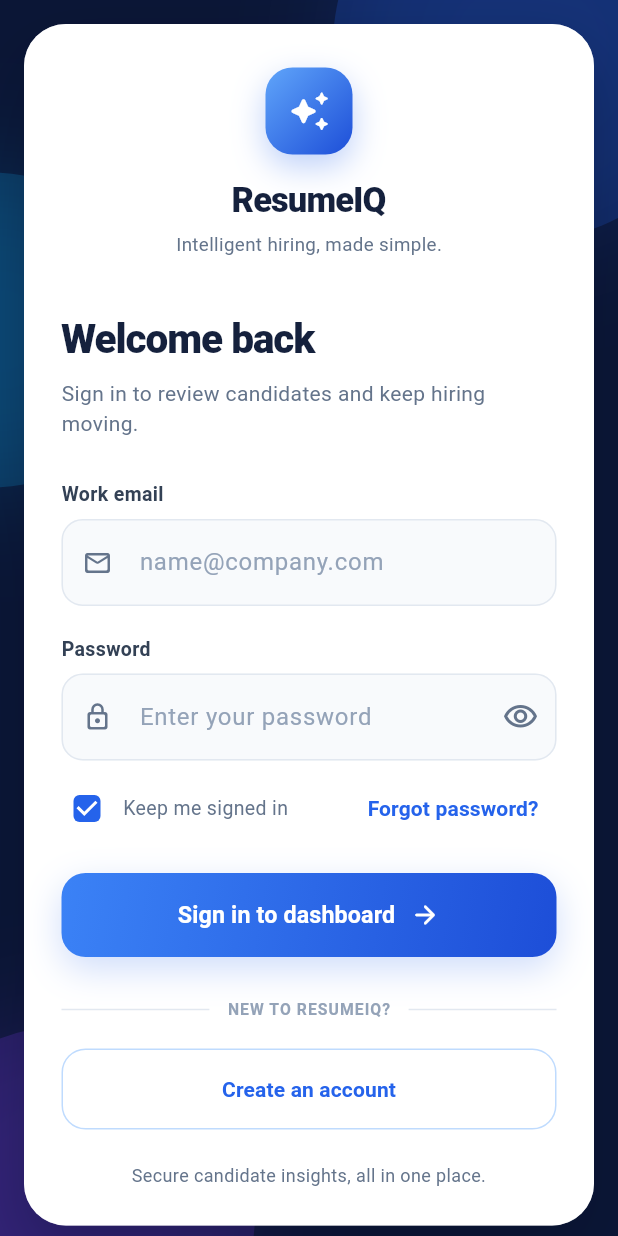
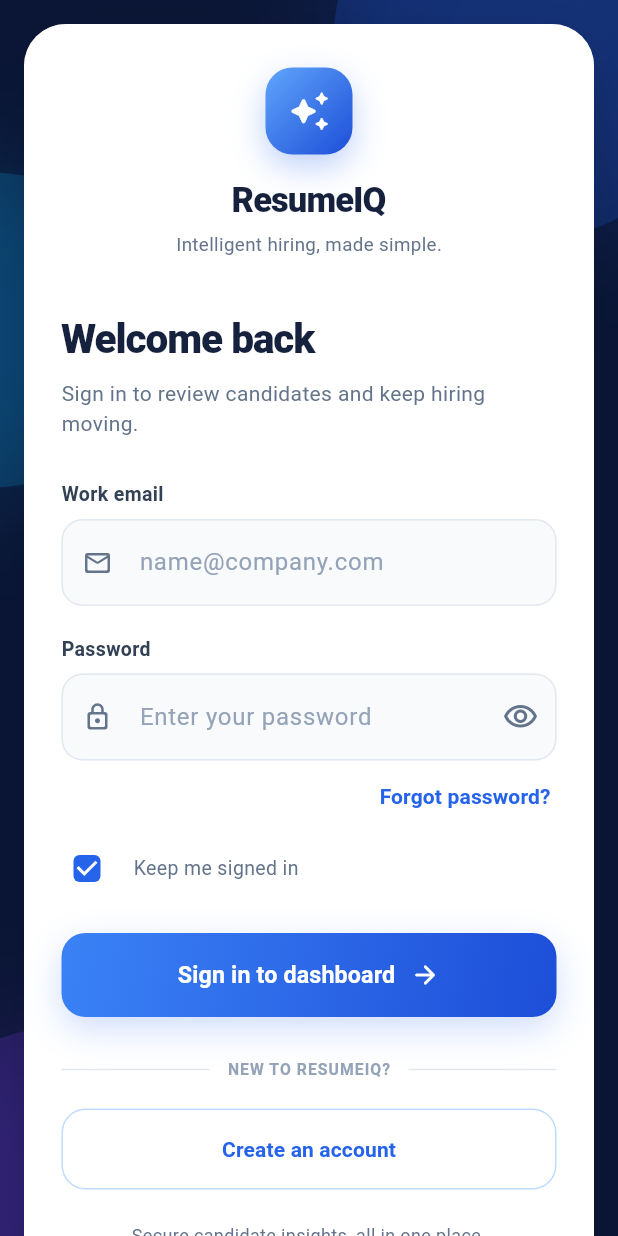
Before and after one commit to ChaudryManan/Ai-resume-app, a Flutter app: the screen it shows after launch, on a phone screen of 412 x 824 dp. Run offline on Flutter 3.47's test engine with Material 3 defaults, Android fonts, the phone set to English and light mode, and no system bars; our stand-ins replace cloud_firestore, file_picker, firebase_auth, firebase_core, supabase_flutter; accounts and stored records are empty.

Commit message:
adding forgot password

```diff
--- a/lib/features/auth/screens/login_screen.dart
+++ b/lib/features/auth/screens/login_screen.dart
@@ -4,6 +4,7 @@ import '../../../core/theme/app_theme.dart';
 import '../widgets/auth_page_shell.dart';
 import '../widgets/auth_primary_button.dart';
 import '../widgets/auth_text_field.dart';
+import 'forgot_password_screen.dart';
 import 'signup_screen.dart';
 import 'package:firebase_auth/firebase_auth.dart';
 import '../../../core/services/auth_service.dart';
@@ -21,7 +22,6 @@ class _LoginScreenState extends State<LoginScreen> {
 
   bool _hidePassword = true;
   bool _rememberMe = true;
-  bool _loading = false;
 
   @override
   void dispose() {
@@ -32,14 +32,9 @@ class _LoginScreenState extends State<LoginScreen> {
 
 
 Future<void> _login() async {
-  if (_loading) return;
-
   if (!_formKey.currentState!.validate()) {
     return;
   }
-
-  FocusScope.of(context).unfocus();
-  setState(() => _loading = true);
 
   try {
     await AuthService().login(
@@ -87,31 +82,25 @@ Future<void> _login() async {
     ScaffoldMessenger.of(context).showSnackBar(
       SnackBar(content: Text('An error occurred: $e')),
     );
-  } finally {
-    // On success AuthWrapper replaces this screen, so check mounted.
-    if (mounted) setState(() => _loading = false);
   }
 }
 
   @override
   Widget build(BuildContext context) {
-    final narrow = MediaQuery.sizeOf(context).width < 380;
-
     return AuthPageShell(
       child: AuthCard(
-        child: AutofillGroup(
         child: Form(
           key: _formKey,
           child: Column(
             crossAxisAlignment: CrossAxisAlignment.stretch,
             children: [
               const AuthBrand(),
-              SizedBox(height: narrow ? 26 : 34),
-              Text(
+              const SizedBox(height: 34),
+              const Text(
                 'Welcome back',
                 style: TextStyle(
                   color: AppTheme.ink,
-                  fontSize: narrow ? 24 : 27,
+                  fontSize: 27,
                   fontWeight: FontWeight.w800,
                   letterSpacing: -0.7,
                 ),
@@ -125,16 +114,13 @@ Future<void> _login() async {
                   height: 1.45,
                 ),
               ),
-              SizedBox(height: narrow ? 22 : 28),
+              const SizedBox(height: 28),
               AuthTextField(
                 controller: _emailController,
                 label: 'Work email',
                 hint: 'name@company.com',
                 prefixIcon: Icons.mail_outline_rounded,
                 keyboardType: TextInputType.emailAddress,
-                textInputAction: TextInputAction.next,
-                autofillHints: const [AutofillHints.email],
-                autocorrect: false,
                 validator: (value) {
                   if (value == null || value.trim().isEmpty) {
                     return 'Please enter your email';
@@ -154,10 +140,6 @@ Future<void> _login() async {
                 hint: 'Enter your password',
                 prefixIcon: Icons.lock_outline_rounded,
                 obscureText: _hidePassword,
-                textInputAction: TextInputAction.done,
-                autofillHints: const [AutofillHints.password],
-                autocorrect: false,
-                onFieldSubmitted: (_) => _login(),
                 suffixIcon: IconButton(
                   tooltip: _hidePassword ? 'Show password' : 'Hide password',
                   onPressed: () =>
@@ -176,11 +158,33 @@ Future<void> _login() async {
                   return null;
                 },
               ),
-              const SizedBox(height: 8),
-              LayoutBuilder(
-                builder: (context, constraints) {
-                  final remember = Row(
-                    mainAxisSize: MainAxisSize.min,
+              Align(
+                alignment: Alignment.centerRight,
+                child: TextButton(
+                  onPressed: () {
+                    Navigator.push(
+                      context,
+                      MaterialPageRoute(
+                        builder: (_) => ForgotPasswordScreen(
+                          initialEmail: _emailController.text.trim(),
+                        ),
+                      ),
+                    );
+                  },
+                  style: TextButton.styleFrom(
+                    foregroundColor: AppTheme.primary,
+                    padding: const EdgeInsets.symmetric(
+                      horizontal: 4,
+                      vertical: 8,
+                    ),
+                  ),
+                  child: const Text(
+                    'Forgot password?',
+                    style: TextStyle(fontWeight: FontWeight.w700),
+                  ),
+                ),
+              ),
+              Row(
                 children: [
                   Transform.translate(
                     offset: const Offset(-7, 0),
@@ -194,61 +198,18 @@ Future<void> _login() async {
                           setState(() => _rememberMe = value ?? false),
                     ),
                   ),
-                      Transform.translate(
-                        offset: const Offset(-7, 0),
-                        child: const Text(
+                  const Expanded(
+                    child: Text(
                       'Keep me signed in',
-                          style: TextStyle(
-                            fontSize: 13,
-                            color: AppTheme.textMuted,
-                          ),
+                      style: TextStyle(fontSize: 13, color: AppTheme.textMuted),
                     ),
                   ),
                 ],
-                  );
-
-                  final forgot = TextButton(
-                    onPressed: () {
-                      ScaffoldMessenger.of(context).showSnackBar(
-                        const SnackBar(
-                          content: Text(
-                            'Password recovery will be added next.',
-                          ),
-                        ),
-                      );
-                    },
-                    style: TextButton.styleFrom(
-                      foregroundColor: AppTheme.primary,
-                      minimumSize: const Size(48, 44),
-                    ),
-                    child: const Text(
-                      'Forgot password?',
-                      style: TextStyle(fontWeight: FontWeight.w700),
-                    ),
-                  );
-
-                  // Not enough room for both on one line (small phones).
-                  if (constraints.maxWidth < 300) {
-                    return Column(
-                      crossAxisAlignment: CrossAxisAlignment.start,
-                      children: [
-                        remember,
-                        Align(alignment: Alignment.centerRight, child: forgot),
-                      ],
-                    );
-                  }
-
-                  return Row(
-                    mainAxisAlignment: MainAxisAlignment.spaceBetween,
-                    children: [remember, forgot],
-                  );
-                },
               ),
               const SizedBox(height: 19),
               AuthPrimaryButton(
                 label: 'Sign in to dashboard',
                 icon: Icons.arrow_forward_rounded,
-                isLoading: _loading,
                 onPressed: _login,
               ),
               const SizedBox(height: 27),
@@ -301,7 +262,6 @@ Future<void> _login() async {
           ),
         ),
       ),
-      ),
     );
   }
 }
--- /dev/null
+++ b/lib/features/auth/widgets/auth_layout.dart
@@ -0,0 +1,14 @@
+import 'package:flutter/widgets.dart';
+
+/// True on phones with limited usable height (under 780 logical pixels).
+///
+/// The auth screens use compact spacing in this mode so everything fits on
+/// one screen without scrolling. It is based on the screen height, not on the
+/// space left by the keyboard, so the layout does not jump when the keyboard
+/// opens (the page simply scrolls while you type).
+bool authIsTight(BuildContext context) {
+  final size = MediaQuery.sizeOf(context);
+  final pad = MediaQuery.viewPaddingOf(context);
+
+  return size.height - pad.top - pad.bottom < 780;
+}
--- a/lib/features/auth/widgets/auth_page_shell.dart
+++ b/lib/features/auth/widgets/auth_page_shell.dart
@@ -1,6 +1,7 @@
 import 'package:flutter/material.dart';
 
 import '../../../core/theme/app_theme.dart';
+import 'auth_layout.dart';
 
 class AuthPageShell extends StatelessWidget {
   final Widget child;
@@ -19,8 +20,9 @@ class AuthPageShell extends StatelessWidget {
               builder: (context, constraints) {
                 // Phones get a little less outer padding so the card is wider.
                 final phone = constraints.maxWidth < 600;
+                final tight = authIsTight(context);
                 final h = phone ? 16.0 : 20.0;
-                final v = phone ? 16.0 : 24.0;
+                final v = tight ? 12.0 : (phone ? 16.0 : 24.0);
 
                 return SingleChildScrollView(
                   keyboardDismissBehavior:
@@ -100,11 +102,15 @@ class AuthCard extends StatelessWidget {
   @override
   Widget build(BuildContext context) {
     final narrow = MediaQuery.sizeOf(context).width < 380;
+    final tight = authIsTight(context);
+    final sideInset = narrow ? 18.0 : 24.0;
 
     return Container(
-      padding: narrow
-          ? const EdgeInsets.fromLTRB(18, 24, 18, 20)
-          : const EdgeInsets.fromLTRB(24, 28, 24, 24),
+      padding: tight
+          ? EdgeInsets.fromLTRB(sideInset, 18, sideInset, 16)
+          : (narrow
+              ? const EdgeInsets.fromLTRB(18, 24, 18, 20)
+              : const EdgeInsets.fromLTRB(24, 28, 24, 24)),
       decoration: BoxDecoration(
         color: Colors.white,
         borderRadius: BorderRadius.circular(narrow ? 24 : 28),
@@ -128,7 +134,8 @@ class AuthBrand extends StatelessWidget {
   @override
   Widget build(BuildContext context) {
     final narrow = MediaQuery.sizeOf(context).width < 380;
-    final logo = narrow ? 52.0 : 58.0;
+    final tight = authIsTight(context);
+    final logo = tight ? 46.0 : (narrow ? 52.0 : 58.0);
 
     return Column(
       children: [
@@ -150,13 +157,13 @@ class AuthBrand extends StatelessWidget {
               ),
             ],
           ),
-          child: const Icon(
+          child: Icon(
             Icons.auto_awesome_rounded,
             color: Colors.white,
-            size: 29,
+            size: tight ? 24 : 29,
           ),
         ),
-        const SizedBox(height: 14),
+        SizedBox(height: tight ? 10 : 14),
         const Text(
           'ResumeIQ',
           style: TextStyle(
--- a/lib/features/auth/widgets/auth_primary_button.dart
+++ b/lib/features/auth/widgets/auth_primary_button.dart
@@ -7,7 +7,7 @@ class AuthPrimaryButton extends StatelessWidget {
   final VoidCallback onPressed;
   final IconData? icon;
 
-  /// Shows a spinner and ignores taps while a request is running.
+  /// Shows a spinner and ignores taps (stops double submits).
   final bool isLoading;
 
   const AuthPrimaryButton({
@@ -43,8 +43,6 @@ class AuthPrimaryButton extends StatelessWidget {
           onPressed: isLoading ? null : onPressed,
           style: ElevatedButton.styleFrom(
             backgroundColor: Colors.transparent,
-            disabledBackgroundColor: Colors.transparent,
-            disabledForegroundColor: Colors.white,
             shadowColor: Colors.transparent,
             foregroundColor: Colors.white,
             shape: RoundedRectangleBorder(
@@ -63,15 +61,11 @@ class AuthPrimaryButton extends StatelessWidget {
               : Row(
                   mainAxisAlignment: MainAxisAlignment.center,
                   children: [
-                    Flexible(
-                      child: Text(
-                        label,
-                        maxLines: 1,
-                        overflow: TextOverflow.ellipsis,
-                        style: const TextStyle(
-                          fontSize: 15.5,
-                          fontWeight: FontWeight.w700,
-                        ),
+                    Text(
+                      label,
+                      style: const TextStyle(
+                        fontSize: 15.5,
+                        fontWeight: FontWeight.w700,
                       ),
                     ),
                     if (icon != null) ...[
--- a/lib/features/auth/widgets/auth_text_field.dart
+++ b/lib/features/auth/widgets/auth_text_field.dart
@@ -1,4 +1,5 @@
 import 'package:flutter/material.dart';
+import 'package:flutter/services.dart';
 
 class AuthTextField extends StatelessWidget {
   final TextEditingController controller;
@@ -9,16 +10,17 @@ class AuthTextField extends StatelessWidget {
   final Widget? suffixIcon;
   final TextInputType keyboardType;
   final FormFieldValidator<String>? validator;
-
-  /// Keyboard action key (Next / Done) and what Enter does.
   final TextInputAction? textInputAction;
   final ValueChanged<String>? onFieldSubmitted;
-
-  /// Lets the phone's password manager offer to fill this field.
+  final ValueChanged<String>? onChanged;
   final Iterable<String>? autofillHints;
-
-  /// Turn off for email and password so the keyboard does not "correct" them.
+  final TextCapitalization textCapitalization;
   final bool autocorrect;
+  final bool enableSuggestions;
+  final bool enabled;
+  final int maxLines;
+  final FocusNode? focusNode;
+  final List<TextInputFormatter>? inputFormatters;
 
   const AuthTextField({
     super.key,
@@ -32,8 +34,15 @@ class AuthTextField extends StatelessWidget {
     this.validator,
     this.textInputAction,
     this.onFieldSubmitted,
+    this.onChanged,
     this.autofillHints,
+    this.textCapitalization = TextCapitalization.none,
     this.autocorrect = true,
+    this.enableSuggestions = true,
+    this.enabled = true,
+    this.maxLines = 1,
+    this.focusNode,
+    this.inputFormatters,
   });
 
   @override
@@ -52,14 +61,20 @@ class AuthTextField extends StatelessWidget {
         const SizedBox(height: 7),
         TextFormField(
           controller: controller,
+          focusNode: focusNode,
           obscureText: obscureText,
           keyboardType: keyboardType,
+          textInputAction: textInputAction,
+          textCapitalization: textCapitalization,
+          autocorrect: autocorrect,
+          enableSuggestions: enableSuggestions,
+          autofillHints: autofillHints,
+          inputFormatters: inputFormatters,
+          enabled: enabled,
+          maxLines: maxLines,
+          onChanged: onChanged,
+          onFieldSubmitted: onFieldSubmitted,
           validator: validator,
-          textInputAction: textInputAction,
-          onFieldSubmitted: onFieldSubmitted,
-          autofillHints: autofillHints,
-          autocorrect: autocorrect,
-          enableSuggestions: autocorrect,
           decoration: InputDecoration(
             hintText: hint,
             hintStyle: const TextStyle(color: Color(0xFF94A3B8)),
```
Also changed, not shown: lib/features/admin/screens/overview_screen.dart (+45 -28 lines), lib/features/auth/screens/forgot_password_screen.dart (added, +404 -0 lines), lib/features/auth/screens/signup_screen.dart (+17 -12 lines). Lines whose indentation alone changed are shown as unchanged.
